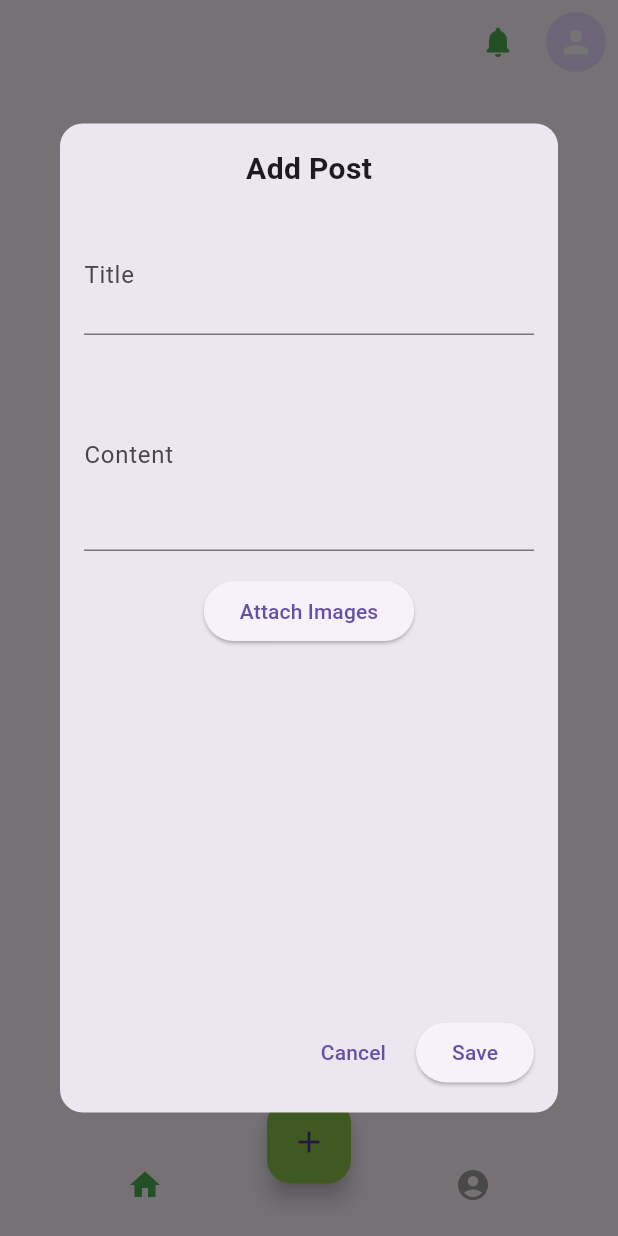
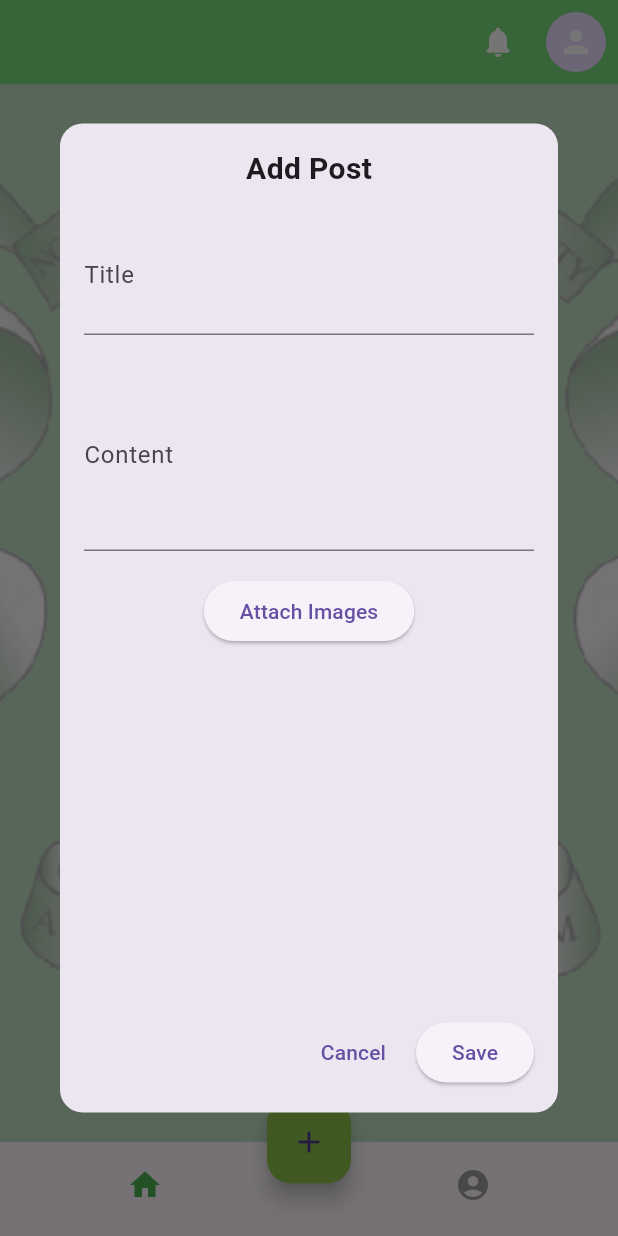
Before and after one commit to TronCM143/bulletin_latest, a Flutter app: the CreatorHomePage screen opened directly with empty values, after a tap on the "add" icon, on a phone screen of 412 x 824 dp. Run offline on Flutter 3.47's test engine with Material 3 defaults, Android fonts, the phone set to English and light mode, and no system bars; our stand-ins replace cloud_firestore, firebase_auth, firebase_core, firebase_messaging, firebase_storage, image_picker and 2 more; accounts and stored records are empty.

Commit message:
appdate update

```diff
--- a/lib/creators folder/creator_post_tab.dart
+++ b/lib/creators folder/creator_post_tab.dart
@@ -10,10 +10,19 @@ class UserPostsScreen extends StatelessWidget {
   @override
   Widget build(BuildContext context) {
     return Scaffold(
-      appBar: AppBar(
-        title: const Text('Your Posts'),
+      body: Container(
+        decoration: BoxDecoration(
+          image: DecorationImage(
+            image: AssetImage('assets/logo_ndmu.png'), // Your background image
+            fit: BoxFit.cover, // Adjust the image size as needed
+            colorFilter: ColorFilter.mode(
+              Colors.green
+                  .withOpacity(0.35), // Add a dark overlay for readability
+              BlendMode.dstATop,
             ),
-      body: StreamBuilder<QuerySnapshot>(
+          ),
+        ),
+        child: StreamBuilder<QuerySnapshot>(
           stream: FirebaseFirestore.instance
               .collection('Posts')
               .where('club_Id', isEqualTo: clubId)
@@ -131,6 +140,7 @@ class UserPostsScreen extends StatelessWidget {
             );
           },
         ),
+      ),
     );
   }
 
--- a/lib/creators folder/home_page.dart
+++ b/lib/creators folder/home_page.dart
@@ -142,18 +142,21 @@ class _CreatorHomePageState extends State<CreatorHomePage> {
   Widget build(BuildContext context) {
     return Scaffold(
       appBar: AppBar(
-        title: Text(department),
+        backgroundColor: Color.fromARGB(255, 120, 219, 123),
+        title: Text(
+          department,
+          style: const TextStyle(
+              fontSize: 26, fontWeight: FontWeight.bold, color: Colors.white),
+        ),
         actions: [
           // Additional icon on the left
           IconButton(
             icon: const Icon(
               Icons.notifications_rounded, // Replace with your desired icon
-              color: Colors.green,
+              color: Colors.white,
             ),
             onPressed: () {
               // Add your desired functionality here
-              // For example, navigate to settings screen or show a dialog
-              // Navigator.pushNamed(context, '/settings');
             },
             tooltip: 'Settings',
           ),
@@ -183,12 +186,24 @@ class _CreatorHomePageState extends State<CreatorHomePage> {
           ),
         ],
       ),
-      body: IndexedStack(
-        index: _selectedIndex,
-        children: [
-          buildHomeTab(), // Home tab content
-          buildUserPostsTab(), // User's posts tab content
-        ],
+      body: Container(
+        decoration: BoxDecoration(
+          image: DecorationImage(
+            image: AssetImage('assets/logo_ndmu.png'),
+            fit: BoxFit.cover,
+            colorFilter: ColorFilter.mode(
+              Colors.green.withOpacity(0.35), // Green shade overlay
+              BlendMode.dstATop, // Apply color filter over the image
+            ),
+          ),
+        ),
+        child: IndexedStack(
+          index: _selectedIndex,
+          children: [
+            buildHomeTab(), // Home tab content
+            buildUserPostsTab(), // User's posts tab content
+          ],
+        ),
       ),
       // Floating Action Button for adding a post
       bottomNavigationBar: Container(
@@ -232,7 +247,6 @@ class _CreatorHomePageState extends State<CreatorHomePage> {
           ],
         ),
       ),
-
       // Add the floating action button
       floatingActionButton: FloatingActionButton(
         onPressed: () {
@@ -251,7 +265,6 @@ class _CreatorHomePageState extends State<CreatorHomePage> {
         backgroundColor: Colors.lightGreen,
         child: const Icon(Icons.add), // Icon for adding posts
       ),
-
       // Position the floating action button in the center of the bottomNavigationBar
       floatingActionButtonLocation: FloatingActionButtonLocation.centerDocked,
     );
@@ -309,8 +322,14 @@ class _CreatorHomePageState extends State<CreatorHomePage> {
                           ),
                         ],
                       ),
-                      const SizedBox(height: 10),
-                      Text(postData['content'] ?? ''),
+                      const SizedBox(height: 8),
+                      Text(postData['title'] ?? 'N/A',
+                          style: const TextStyle(
+                              fontSize: 18, fontWeight: FontWeight.bold)),
+                      const SizedBox(height: 8),
+                      Text(postData['content'] ?? 'N/A',
+                          style: const TextStyle(fontSize: 16)),
+                      const SizedBox(height: 8),
                       if (postData['imageUrls'] != null &&
                           (postData['imageUrls'] as List).isNotEmpty)
                         SizedBox(
@@ -323,22 +342,23 @@ class _CreatorHomePageState extends State<CreatorHomePage> {
                                 onTap: () {
                                   _showImagesPreview(
                                     context,
-                                    (postData['imageUrls'] as List)
-                                        .cast<String>(),
-                                    imageIndex, // Pass the tapped image index
+                                    List<String>.from(postData['imageUrls']),
+                                    imageIndex,
                                   );
                                 },
                                 child: Padding(
                                   padding: const EdgeInsets.only(right: 8.0),
                                   child: Image.network(
-                                    (postData['imageUrls'] as List)[imageIndex],
+                                    postData['imageUrls'][imageIndex],
+                                    width: 100, // Image width
+                                    height: 100, // Image height
                                     fit: BoxFit.cover,
                                   ),
                                 ),
                               );
                             },
                           ),
-                        )
+                        ),
                     ],
                   ),
                 ),
@@ -351,8 +371,6 @@ class _CreatorHomePageState extends State<CreatorHomePage> {
   }
 
   Widget buildUserPostsTab() {
-    return UserPostsScreen(
-      clubId: widget.clubId,
-    );
+    return UserPostsScreen(clubId: widget.clubId);
   }
 }
```
Also changed, not shown: lib/creators folder/add_post.dart (+19 -6 lines), lib/main.dart (+92 -0 lines), pubspec.yaml (+12 -0 lines), pubspec.lock, 6 other files. Lines whose indentation alone changed are shown as unchanged.
